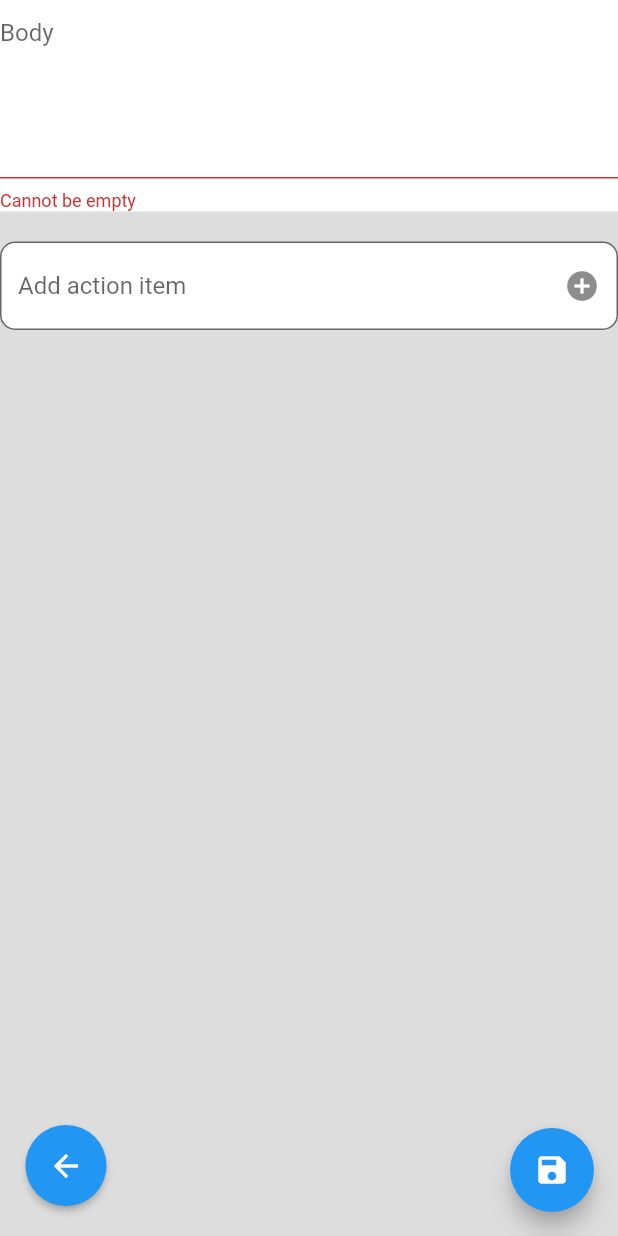
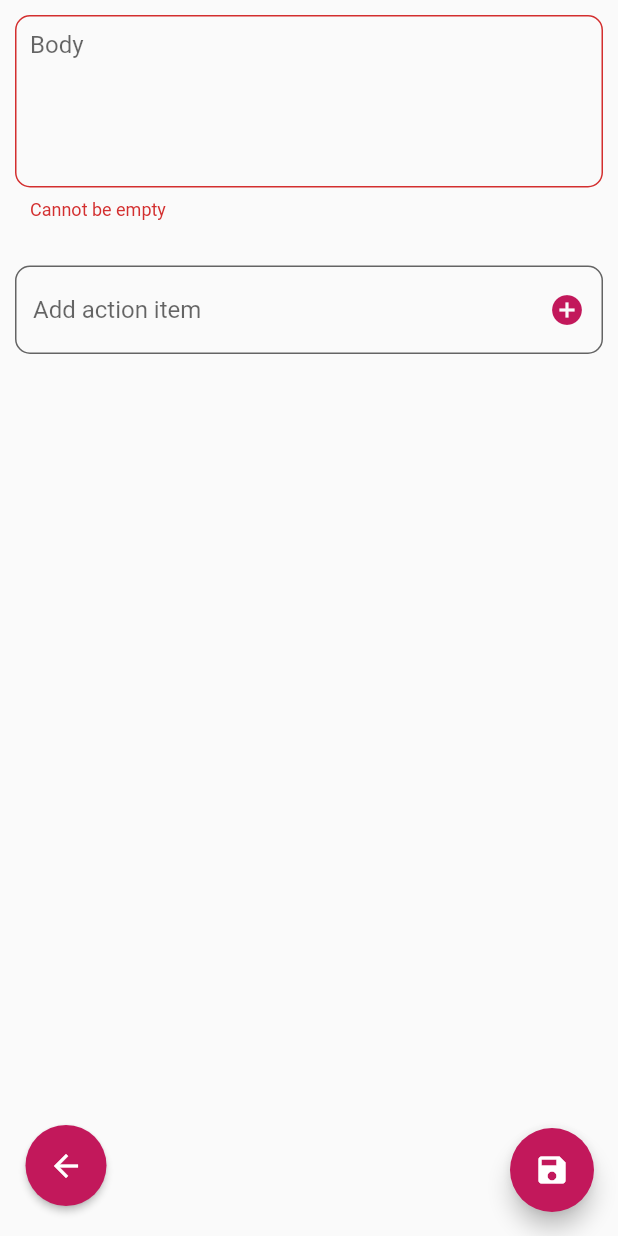
Before and after one commit to Olovan/PastMe, a Flutter app: the NoteEditPage screen opened by its route, after a tap on the "save" icon, on a phone screen of 412 x 824 dp. Run offline on Flutter 3.47's test engine with Material 2 defaults, Android fonts, the phone set to English and light mode, and no system bars; our stand-ins replace get_it, sqflite; accounts and stored records are empty.

Commit message:
Basic theme and UI touchups

```diff
--- a/lib/pages/note-edit-page.dart
+++ b/lib/pages/note-edit-page.dart
@@ -28,8 +28,6 @@ class _NoteEditPageState extends State<NoteEditPage> {
   @override
   Widget build(BuildContext context) {
     return Scaffold(
-        //appBar: AppBar(title: Text('Author Note')),
-        backgroundColor: Theme.of(context).backgroundColor,
         floatingActionButton: buildSaveButton(),
         body: SafeArea(
           child: Form(
@@ -65,12 +63,13 @@ class _NoteEditPageState extends State<NoteEditPage> {
   }
 
   Widget buildBackButton() {
+    var theme = Theme.of(context);
     return RaisedButton(
       child: Padding(
         padding: const EdgeInsets.all(15.0),
-        child: Icon(Icons.arrow_back, color: Colors.white),
+        child: Icon(Icons.arrow_back, color: theme.colorScheme.onSecondary),
       ),
-      color: Colors.blue,
+      color: theme.colorScheme.secondary,
       shape: CircleBorder(),
       onPressed: () {
         Navigator.of(context).pop();
@@ -79,14 +78,15 @@ class _NoteEditPageState extends State<NoteEditPage> {
   }
 
   Widget buildDeleteButton() {
+    var theme = Theme.of(context);
     return note.id == null
         ? Container()
         : RaisedButton(
             child: Padding(
               padding: const EdgeInsets.all(15.0),
-              child: Icon(Icons.delete, color: Colors.white),
+              child: Icon(Icons.delete, color: theme.colorScheme.onSecondary),
             ),
-            color: Colors.red,
+            color: theme.colorScheme.secondary,
             shape: CircleBorder(),
             onPressed: () {
               locator<NoteService>().removeNote(note);
@@ -96,11 +96,22 @@ class _NoteEditPageState extends State<NoteEditPage> {
   }
 
   Widget buildBodyField() {
+    var theme = Theme.of(context);
     return Container(
-      color: Colors.white,
+      margin: EdgeInsets.symmetric(horizontal: 10, vertical: 10),
+      decoration: BoxDecoration(
+          color: theme.colorScheme.primary,
+          borderRadius: BorderRadius.circular(10)),
       child: TextFormField(
           validator: notNullOrEmptyValidator,
-          decoration: InputDecoration(hintText: "Body"),
+          decoration: InputDecoration(
+              border:
+                  OutlineInputBorder(borderRadius: BorderRadius.circular(10)),
+              focusedBorder: OutlineInputBorder(
+                  borderRadius: BorderRadius.circular(10),
+                  borderSide: BorderSide(color: theme.colorScheme.secondary)),
+              hintText: "Body",
+              contentPadding: EdgeInsets.all(10)),
           initialValue: note.body,
           onChanged: (text) => note.body = text,
           keyboardType: TextInputType.multiline,
@@ -113,43 +124,59 @@ class _NoteEditPageState extends State<NoteEditPage> {
   }
 
   Widget buildActionItemInput() {
-    return Row(
-      mainAxisSize: MainAxisSize.max,
-      children: <Widget>[
-        Expanded(
+    var theme = Theme.of(context);
+    return Container(
+        margin: EdgeInsets.only(left: 10, right: 10),
         child: TextFormField(
           controller: _actionItemInputController,
           decoration: InputDecoration(
             hintText: "Add action item",
-              border:
-                  OutlineInputBorder(borderRadius: BorderRadius.circular(10)),
-              fillColor: Colors.white,
+            border: OutlineInputBorder(borderRadius: BorderRadius.circular(10)),
+            focusedBorder: OutlineInputBorder(
+                borderRadius: BorderRadius.circular(10),
+                borderSide: BorderSide(color: theme.colorScheme.secondary)),
+            fillColor: theme.colorScheme.primary,
             filled: true,
-              suffixIcon: GestureDetector(
-                child: Icon(Icons.add_circle),
-                onTap: () {
+            suffixIcon: addNewActionItemButton(),
+          ),
+          onChanged: (value) => newActionItem = value,
+          onFieldSubmitted: (value) => addActionItem(),
+        ));
+  }
+
+  Widget addNewActionItemButton() {
+    var theme = Theme.of(context);
+    return GestureDetector(
+        child: Icon(
+          Icons.add_circle,
+          color: theme.colorScheme.secondary,
+        ),
+        onTap: addActionItem);
+  }
+
+  void addActionItem() {
     note.actionItems = note.actionItems ?? [];
     if (newActionItem.isNotEmpty) {
       note.actionItems.add(NoteActionItem(
-                        description: newActionItem,
-                        parent: note.id,
-                        done: false));
+          description: newActionItem, parent: note.id, done: false));
       _actionItemInputController.clear();
     }
-                  setState(() => {});
-                },
-              )),
-          onChanged: (value) => newActionItem = value,
-        )),
-      ],
-    );
+    setState(() {
+      this.note = note;
+    });
   }
 
   Widget buildActionItems() {
     return Expanded(
         child: ListView.builder(
       itemCount: note?.actionItems?.length ?? 0,
-          itemBuilder: (context, index) {
+      itemBuilder: buildActionItemTile,
+    ));
+  }
+
+  Widget buildActionItemTile(context, i) {
+    var theme = Theme.of(context);
+    var actionItem = note.actionItems[i];
     return Container(
       child: Dismissible(
         background: Container(
@@ -163,19 +190,33 @@ class _NoteEditPageState extends State<NoteEditPage> {
           alignment: Alignment.centerRight,
         ),
         child: Container(
-                  color: Colors.white,
+          color: theme.colorScheme.primary,
+          child: GestureDetector(
+            onTap: () {
+              actionItem.done = !actionItem.done;
+              setState(() { });
+            },
             child: ListTile(
-                      title: Text(
-                          "${index + 1}. ${note.actionItems[index].description}")),
+                leading: Checkbox(
+                  value: actionItem.done,
+                  onChanged: (bool value) {
+                    note.actionItems[i].done = value;
+                    setState(() {});
+                  },
+                ),
+                title: Text("${note.actionItems[i].description}")),
+          ),
         ),
         key: Key(UniqueKey().toString()),
         onDismissed: (direction) {
-                  note.actionItems.removeAt(index);
+          if (direction == DismissDirection.startToEnd) {
+            note.actionItems[i].done = true;
+          } else {
+            note.actionItems.removeAt(i);
+          }
           setState(() {});
         },
       ),
-            );
-          }),
     );
   }
 
```
Also changed, not shown: lib/components/preview-card.dart (+42 -27 lines), lib/main.dart (+17 -4 lines), lib/pages/note-details-page.dart (deleted, +0 -79 lines), lib/pages/note-list-page.dart (+0 -13 lines). Lines whose indentation alone changed are shown as unchanged.
